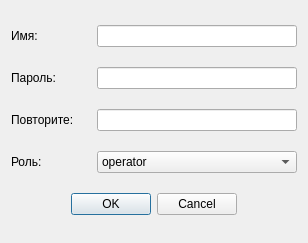
First picture: the form in src/newuser.ui, repository IlchenkoVasily/seye, before the edit.
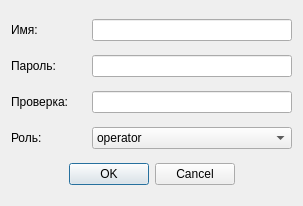
Second picture: the form after the edit.

Diff of the .ui file:
```diff
--- a/src/newuser.ui
+++ b/src/newuser.ui
@@ -6,8 +6,8 @@
    <rect>
     <x>0</x>
     <y>0</y>
-    <width>308</width>
-    <height>243</height>
+    <width>301</width>
+    <height>206</height>
    </rect>
   </property>
   <property name="windowTitle">
@@ -18,6 +18,18 @@
     <layout class="QHBoxLayout" name="horizontalLayout">
      <item>
       <widget class="QLabel" name="label">
+       <property name="sizePolicy">
+        <sizepolicy hsizetype="Maximum" vsizetype="Fixed">
+         <horstretch>0</horstretch>
+         <verstretch>0</verstretch>
+        </sizepolicy>
+       </property>
+       <property name="minimumSize">
+        <size>
+         <width>75</width>
+         <height>0</height>
+        </size>
+       </property>
        <property name="text">
         <string>Имя:</string>
        </property>
@@ -25,9 +37,21 @@
      </item>
      <item>
       <widget class="QLineEdit" name="lineEditName">
-       <property name="maximumSize">
+       <property name="sizePolicy">
+        <sizepolicy hsizetype="Minimum" vsizetype="Fixed">
+         <horstretch>0</horstretch>
+         <verstretch>0</verstretch>
+        </sizepolicy>
+       </property>
+       <property name="minimumSize">
         <size>
          <width>200</width>
+         <height>0</height>
+        </size>
+       </property>
+       <property name="maximumSize">
+        <size>
+         <width>16777215</width>
          <height>16777215</height>
         </size>
        </property>
@@ -42,6 +66,18 @@
     <layout class="QHBoxLayout" name="horizontalLayout_2">
      <item>
       <widget class="QLabel" name="label_2">
+       <property name="sizePolicy">
+        <sizepolicy hsizetype="Maximum" vsizetype="Fixed">
+         <horstretch>0</horstretch>
+         <verstretch>0</verstretch>
+        </sizepolicy>
+       </property>
+       <property name="minimumSize">
+        <size>
+         <width>75</width>
+         <height>0</height>
+        </size>
+       </property>
        <property name="text">
         <string>Пароль:</string>
        </property>
@@ -49,9 +85,21 @@
      </item>
      <item>
       <widget class="QLineEdit" name="lineEditPassword">
-       <property name="maximumSize">
+       <property name="sizePolicy">
+        <sizepolicy hsizetype="Minimum" vsizetype="Fixed">
+         <horstretch>0</horstretch>
+         <verstretch>0</verstretch>
+        </sizepolicy>
+       </property>
+       <property name="minimumSize">
         <size>
          <width>200</width>
+         <height>0</height>
+        </size>
+       </property>
+       <property name="maximumSize">
+        <size>
+         <width>16777215</width>
          <height>16777215</height>
         </size>
        </property>
@@ -69,16 +117,40 @@
     <layout class="QHBoxLayout" name="horizontalLayout_3">
      <item>
       <widget class="QLabel" name="label_4">
+       <property name="sizePolicy">
+        <sizepolicy hsizetype="Maximum" vsizetype="Fixed">
+         <horstretch>0</horstretch>
+         <verstretch>0</verstretch>
+        </sizepolicy>
+       </property>
+       <property name="minimumSize">
+        <size>
+         <width>75</width>
+         <height>0</height>
+        </size>
+       </property>
        <property name="text">
-        <string>Повторите:</string>
+        <string>Проверка:</string>
        </property>
       </widget>
      </item>
      <item>
       <widget class="QLineEdit" name="lineEditCheckPassword">
-       <property name="maximumSize">
+       <property name="sizePolicy">
+        <sizepolicy hsizetype="Minimum" vsizetype="Fixed">
+         <horstretch>0</horstretch>
+         <verstretch>0</verstretch>
+        </sizepolicy>
+       </property>
+       <property name="minimumSize">
         <size>
          <width>200</width>
+         <height>0</height>
+        </size>
+       </property>
+       <property name="maximumSize">
+        <size>
+         <width>16777215</width>
          <height>16777215</height>
         </size>
        </property>
@@ -96,6 +168,18 @@
     <layout class="QHBoxLayout" name="horizontalLayout_4">
      <item>
       <widget class="QLabel" name="label_3">
+       <property name="sizePolicy">
+        <sizepolicy hsizetype="Maximum" vsizetype="Fixed">
+         <horstretch>0</horstretch>
+         <verstretch>0</verstretch>
+        </sizepolicy>
+       </property>
+       <property name="minimumSize">
+        <size>
+         <width>75</width>
+         <height>0</height>
+        </size>
+       </property>
        <property name="text">
         <string>Роль:</string>
        </property>
@@ -104,14 +188,20 @@
      <item>
       <widget class="QComboBox" name="comboBox">
        <property name="sizePolicy">
-        <sizepolicy hsizetype="Expanding" vsizetype="Fixed">
+        <sizepolicy hsizetype="Minimum" vsizetype="Fixed">
          <horstretch>0</horstretch>
          <verstretch>0</verstretch>
         </sizepolicy>
        </property>
-       <property name="maximumSize">
+       <property name="minimumSize">
         <size>
          <width>200</width>
+         <height>0</height>
+        </size>
+       </property>
+       <property name="maximumSize">
+        <size>
+         <width>16777215</width>
          <height>16777215</height>
         </size>
        </property>
```
